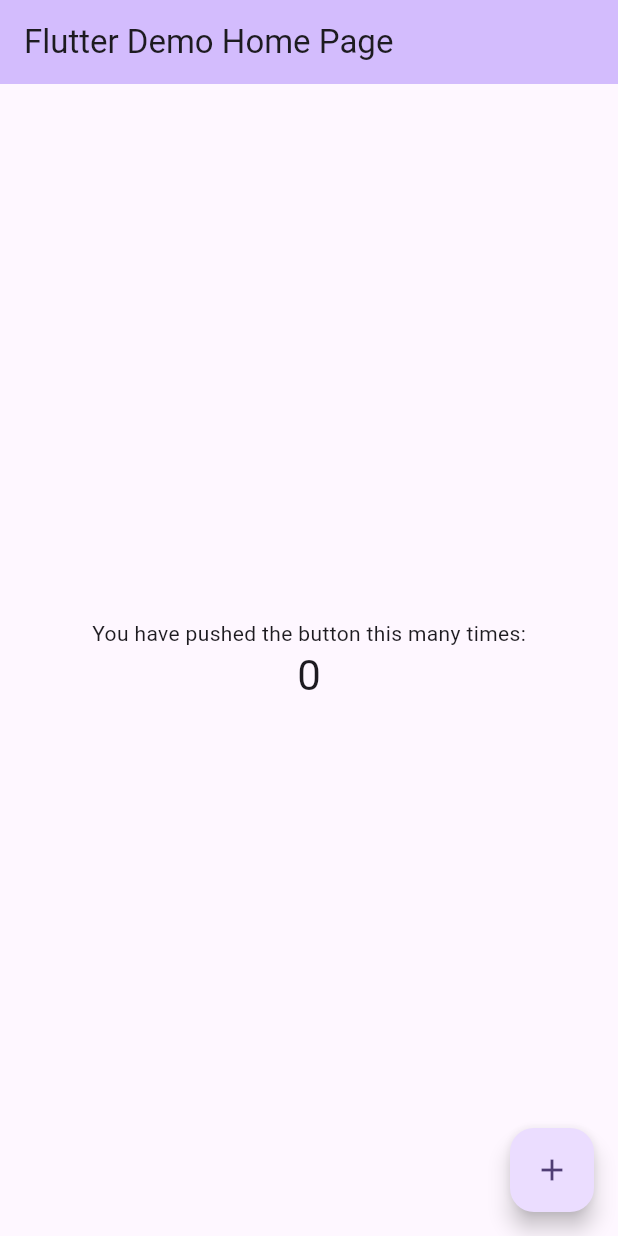
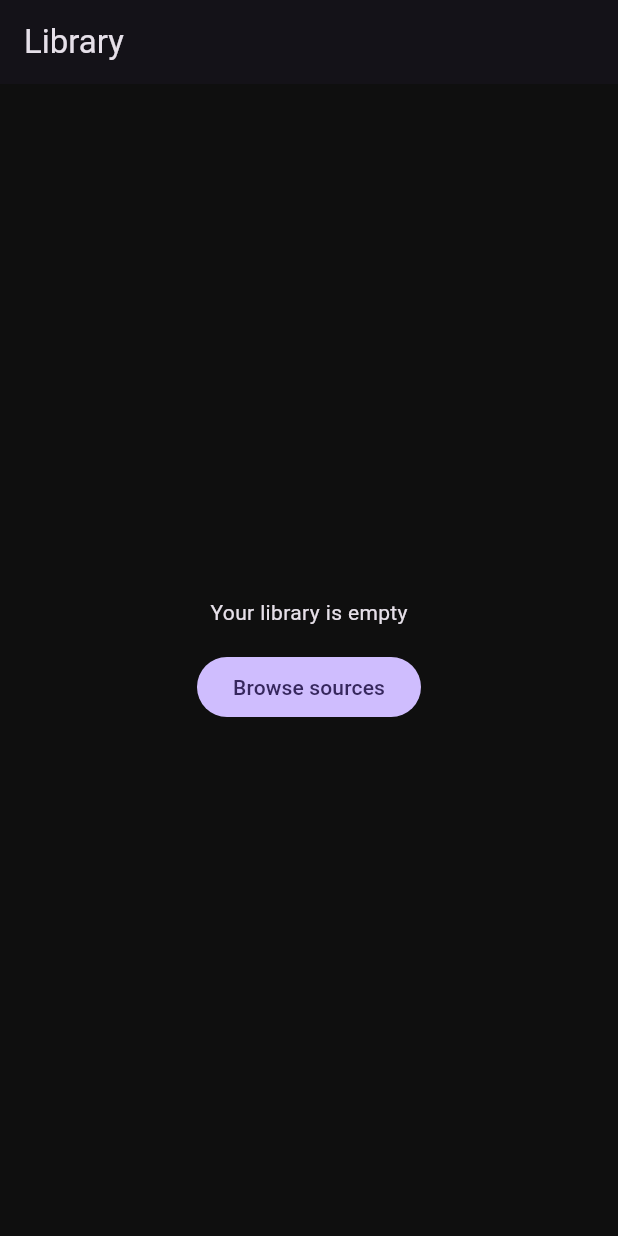
Before and after one commit to raycode22/gorone, a Flutter app: the screen it shows after launch, on a phone screen of 412 x 824 dp. Run offline on Flutter 3.47's test engine with Material 3 defaults, Android fonts, the phone set to English and light mode, and no system bars; our stand-ins replace go_router.

Commit message:
feat: declrative route table with GoRouter

```diff
--- /dev/null
+++ b/lib/app/app.dart
@@ -0,0 +1,19 @@
+// lib/app/app.dart
+import 'package:flutter/material.dart';
+
+import 'router.dart';
+import 'theme.dart';
+
+class GoroneApp extends StatelessWidget {
+  const GoroneApp({super.key});
+
+  @override
+  Widget build(BuildContext context) {
+    return MaterialApp.router(
+      title: 'Gorone',
+      debugShowCheckedModeBanner: false,
+      theme: AppTheme.dark,
+      routerConfig: appRouter,
+    );
+  }
+}
--- /dev/null
+++ b/lib/app/router.dart
@@ -0,0 +1,31 @@
+// lib/app/router.dart
+import 'package:go_router/go_router.dart';
+
+import '../features/downloads/downloads_screen.dart';
+import '../features/library/library_screen.dart';
+import '../features/manga_detail/manga_detail_screen.dart';
+import '../features/reader/reader_screen.dart';
+import '../features/search/search_screen.dart';
+import '../features/settings/settings_screen.dart';
+
+/// Single source of truth for navigation.
+/// Created lazily once; never rebuilt (rebuilding would discard the stack).
+final GoRouter appRouter = GoRouter(
+  initialLocation: '/library',
+  routes: [
+    GoRoute(path: '/library', builder: (_, _) => const LibraryScreen()),
+    GoRoute(path: '/search', builder: (_, _) => const SearchScreen()),
+    GoRoute(path: '/downloads', builder: (_, _) => const DownloadsScreen()),
+    GoRoute(path: '/settings', builder: (_, _) => const SettingsScreen()),
+    GoRoute(
+      path: '/manga/:mangaId',
+      builder: (_, state) =>
+          MangaDetailScreen(mangaId: state.pathParameters['mangaId']!),
+    ),
+    GoRoute(
+      path: '/reader/:chapterId',
+      builder: (_, state) =>
+          ReaderScreen(chapterId: state.pathParameters['chapterId']!),
+    ),
+  ],
+);
--- /dev/null
+++ b/lib/app/theme.dart
@@ -0,0 +1,11 @@
+import 'package:flutter/material.dart';
+
+abstract final class AppTheme {
+  static ThemeData get dark => ThemeData(
+    useMaterial3: true,
+    brightness: Brightness.dark,
+    colorSchemeSeed: const Color(0xFF6750A4),
+    scaffoldBackgroundColor: const Color(0xFF0F0F0F),
+    appBarTheme: const AppBarTheme(centerTitle: false, elevation: 0),
+  );
+}
--- /dev/null
+++ b/lib/features/library/library_screen.dart
@@ -0,0 +1,26 @@
+import 'package:flutter/material.dart';
+import 'package:go_router/go_router.dart';
+
+class LibraryScreen extends StatelessWidget {
+  const LibraryScreen({super.key});
+
+  @override
+  Widget build(BuildContext context) {
+    return Scaffold(
+      appBar: AppBar(title: const Text('Library')),
+      body: Center(
+        child: Column(
+          mainAxisSize: MainAxisSize.min,
+          children: [
+            const Text('Your library is empty'),
+            const SizedBox(height: 16),
+            FilledButton(
+              onPressed: () => context.push('/search'),
+              child: const Text('Browse sources'),
+            ),
+          ],
+        ),
+      ),
+    );
+  }
+}
--- a/lib/main.dart
+++ b/lib/main.dart
@@ -1,122 +1,8 @@
 import 'package:flutter/material.dart';
 
+import 'app/app.dart';
+
 void main() {
-  runApp(const MyApp());
+  WidgetsFlutterBinding.ensureInitialized();
+  runApp(const GoroneApp());
 }
-
-class MyApp extends StatelessWidget {
-  const MyApp({super.key});
-
-  // This widget is the root of your application.
-  @override
-  Widget build(BuildContext context) {
-    return MaterialApp(
-      title: 'Flutter Demo',
-      theme: ThemeData(
-        // This is the theme of your application.
-        //
-        // TRY THIS: Try running your application with "flutter run". You'll see
-        // the application has a purple toolbar. Then, without quitting the app,
-        // try changing the seedColor in the colorScheme below to Colors.green
-        // and then invoke "hot reload" (save your changes or press the "hot
-        // reload" button in a Flutter-supported IDE, or press "r" if you used
-        // the command line to start the app).
-        //
-        // Notice that the counter didn't reset back to zero; the application
-        // state is not lost during the reload. To reset the state, use hot
-        // restart instead.
-        //
-        // This works for code too, not just values: Most code changes can be
-        // tested with just a hot reload.
-        colorScheme: .fromSeed(seedColor: Colors.deepPurple),
-      ),
-      home: const MyHomePage(title: 'Flutter Demo Home Page'),
-    );
-  }
-}
-
-class MyHomePage extends StatefulWidget {
-  const MyHomePage({super.key, required this.title});
-
-  // This widget is the home page of your application. It is stateful, meaning
-  // that it has a State object (defined below) that contains fields that affect
-  // how it looks.
-
-  // This class is the configuration for the state. It holds the values (in this
-  // case the title) provided by the parent (in this case the App widget) and
-  // used by the build method of the State. Fields in a Widget subclass are
-  // always marked "final".
-
-  final String title;
-
-  @override
-  State<MyHomePage> createState() => _MyHomePageState();
-}
-
-class _MyHomePageState extends State<MyHomePage> {
-  int _counter = 0;
-
-  void _incrementCounter() {
-    setState(() {
-      // This call to setState tells the Flutter framework that something has
-      // changed in this State, which causes it to rerun the build method below
-      // so that the display can reflect the updated values. If we changed
-      // _counter without calling setState(), then the build method would not be
-      // called again, and so nothing would appear to happen.
-      _counter++;
-    });
-  }
-
-  @override
-  Widget build(BuildContext context) {
-    // This method is rerun every time setState is called, for instance as done
-    // by the _incrementCounter method above.
-    //
-    // The Flutter framework has been optimized to make rerunning build methods
-    // fast, so that you can just rebuild anything that needs updating rather
-    // than having to individually change instances of widgets.
-    return Scaffold(
-      appBar: AppBar(
-        // TRY THIS: Try changing the color here to a specific color (to
-        // Colors.amber, perhaps?) and trigger a hot reload to see the AppBar
-        // change color while the other colors stay the same.
-        backgroundColor: Theme.of(context).colorScheme.inversePrimary,
-        // Here we take the value from the MyHomePage object that was created by
-        // the App.build method, and use it to set our appbar title.
-        title: Text(widget.title),
-      ),
-      body: Center(
-        // Center is a layout widget. It takes a single child and positions it
-        // in the middle of the parent.
-        child: Column(
-          // Column is also a layout widget. It takes a list of children and
-          // arranges them vertically. By default, it sizes itself to fit its
-          // children horizontally, and tries to be as tall as its parent.
-          //
-          // Column has various properties to control how it sizes itself and
-          // how it positions its children. Here we use mainAxisAlignment to
-          // center the children vertically; the main axis here is the vertical
-          // axis because Columns are vertical (the cross axis would be
-          // horizontal).
-          //
-          // TRY THIS: Invoke "debug painting" (choose the "Toggle Debug Paint"
-          // action in the IDE, or press "p" in the console), to see the
-          // wireframe for each widget.
-          mainAxisAlignment: .center,
-          children: [
-            const Text('You have pushed the button this many times:'),
-            Text(
-              '$_counter',
-              style: Theme.of(context).textTheme.headlineMedium,
-            ),
-          ],
-        ),
-      ),
-      floatingActionButton: FloatingActionButton(
-        onPressed: _incrementCounter,
-        tooltip: 'Increment',
-        child: const Icon(Icons.add),
-      ),
-    );
-  }
-}
--- a/pubspec.yaml
+++ b/pubspec.yaml
@@ -34,6 +34,7 @@ dependencies:
   # The following adds the Cupertino Icons font to your application.
   # Use with the CupertinoIcons class for iOS style icons.
   cupertino_icons: ^1.0.8
+  go_router: ^18.0.1
 
 dev_dependencies:
   flutter_test:
```
Also changed, not shown: lib/features/downloads/downloads_screen.dart (added, +14 -0 lines), lib/features/manga_detail/manga_detail_screen.dart (added, +16 -0 lines), lib/features/reader/reader_screen.dart (added, +13 -0 lines), lib/features/search/search_screen.dart (added, +14 -0 lines), lib/features/settings/settings_screen.dart (added, +14 -0 lines), pubspec.lock, 2 other files.
